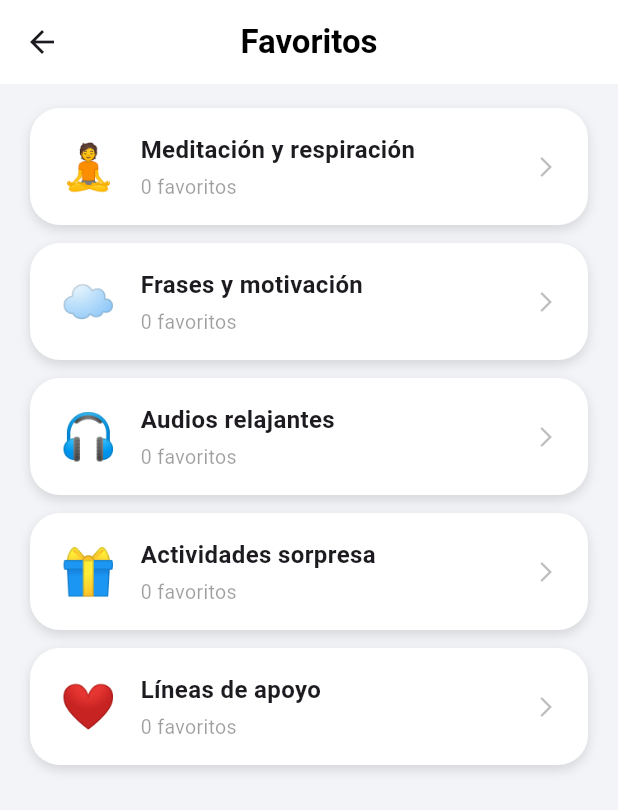
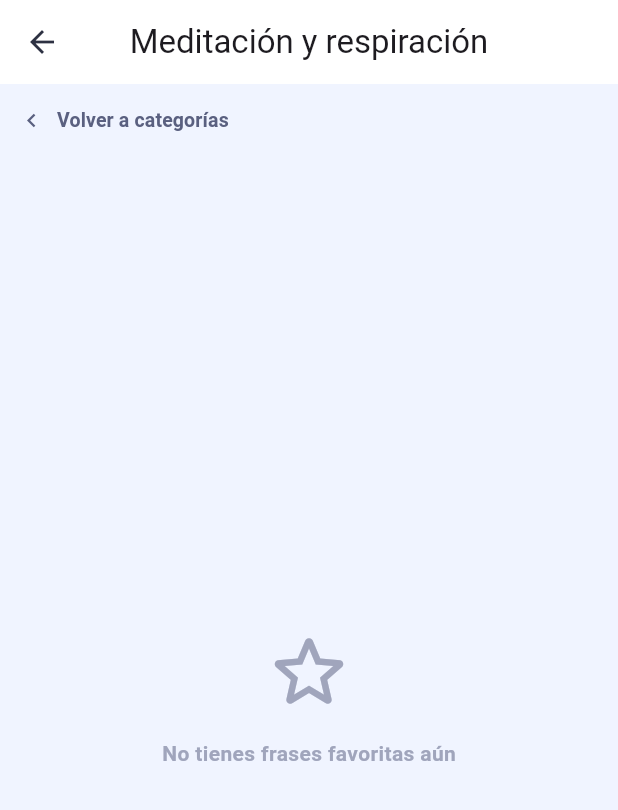
Before and after one commit to jeffersoncordobap/BLOOMIND, a Flutter app: the FavoritosScreen screen opened directly, after a tap on "☁️", on a phone screen of 412 x 824 dp. Shown: the top 810 px of the screen. Run offline on Flutter 3.47's test engine with Material 3 defaults, Android fonts, the phone set to English and light mode, and no system bars; our stand-ins replace fl_chart, just_audio, sqflite, table_calendar; missing offline and left inert: dart:ffi; accounts and stored records are empty.

Commit message:
ultima version 3

```diff
--- /dev/null
+++ b/lib/features/resourses/favorite_interfaz/frases_favorite_interfaz.dart
@@ -0,0 +1,230 @@
+import 'package:flutter/material.dart';
+import '../model/phrase.dart';
+import '../repository/resourse_repository.dart';
+import '../repository/resourse_repository_impl.dart';
+import '../contenido/frases_data.dart'; // tu lista de frases iniciales
+
+class FavoritasFrasesScreen extends StatefulWidget {
+  const FavoritasFrasesScreen({super.key});
+
+  @override
+  State<FavoritasFrasesScreen> createState() => _FavoritasFrasesScreenState();
+}
+
+class _FavoritasFrasesScreenState extends State<FavoritasFrasesScreen> {
+  final ResourseRepository _repository = ResourseRepositoryImpl();
+  final GlobalKey<AnimatedListState> _listKey = GlobalKey<AnimatedListState>();
+
+  List<ResourseFrases> _favoritas = [];
+  bool _loading = true;
+
+  @override
+  void initState() {
+    super.initState();
+    _cargarFavoritas();
+  }
+
+  Future<void> _cargarFavoritas() async {
+    try {
+      // 1️⃣ Inserta frases iniciales si no existen
+      final frasesExistentes = await _repository.getAllFrases();
+      for (String frase in frasesMotivacionales) {
+        bool existe = frasesExistentes.any((f) => f.contenido_frases == frase);
+        if (!existe) {
+          await _repository.createFrases(
+            ResourseFrases(contenido_frases: frase, favorita_frase: false),
+          );
+        }
+      }
+
+      // 2️⃣ Carga todas las frases y filtra solo las favoritas
+      final todas = await _repository.getAllFrases();
+      setState(() {
+        _favoritas = todas.where((f) => f.favorita_frase).toList();
+        _loading = false;
+      });
+    } catch (e) {
+      setState(() => _loading = false);
+      debugPrint("Error cargando favoritas: $e");
+    }
+  }
+
+  Future<void> _quitarFavorita(int index) async {
+    final frase = _favoritas[index];
+
+    // Animación: primero removemos de AnimatedList
+    _listKey.currentState?.removeItem(
+      index,
+      (context, animation) => _buildCard(frase, index, animation),
+      duration: const Duration(milliseconds: 300),
+    );
+
+    _favoritas.removeAt(index);
+
+    try {
+      final updated = ResourseFrases(
+        id_frases: frase.id_frases,
+        contenido_frases: frase.contenido_frases,
+        favorita_frase: false,
+      );
+      await _repository.updateFrase(updated);
+    } catch (e) {
+      // Revertir si falla
+      setState(() {
+        _favoritas.insert(index, frase);
+        _listKey.currentState?.insertItem(index);
+      });
+      debugPrint("Error actualizando DB: $e");
+    }
+  }
+
+  @override
+  Widget build(BuildContext context) {
+    return Scaffold(
+      backgroundColor: const Color(0xFFF0F4FF),
+      appBar: AppBar(
+        title: const Text("Meditación y respiración"),
+        centerTitle: true,
+        elevation: 0,
+        backgroundColor: Colors.white,
+        leading: IconButton(
+          icon: const Icon(Icons.arrow_back, color: Color(0xFF2D3142)),
+          onPressed: () => Navigator.pop(context),
+        ),
+      ),
+      body: Column(
+        crossAxisAlignment: CrossAxisAlignment.start,
+        children: [
+          TextButton.icon(
+            onPressed: () => Navigator.pop(context),
+            icon: const Icon(Icons.chevron_left, size: 18, color: Color(0xFF5A6080)),
+            label: const Text(
+              'Volver a categorías',
+              style: TextStyle(
+                color: Color(0xFF5A6080),
+                fontWeight: FontWeight.w600,
+                fontSize: 13,
+              ),
+            ),
+          ),
+          Expanded(child: _buildBody()),
+        ],
+      ),
+    );
+  }
+
+  Widget _buildBody() {
+    if (_loading) return _buildSkeletons();
+    if (_favoritas.isEmpty) return _buildEmpty();
+
+    return AnimatedList(
+      key: _listKey,
+      padding: const EdgeInsets.fromLTRB(16, 4, 16, 24),
+      initialItemCount: _favoritas.length,
+      itemBuilder: (context, index, animation) {
+        return _buildCard(_favoritas[index], index, animation);
+      },
+    );
+  }
+
+  Widget _buildCard(ResourseFrases frase, int index, Animation<double> animation) {
+    return SizeTransition(
+      sizeFactor: animation,
+      child: FadeTransition(
+        opacity: animation,
+        child: Card(
+          margin: const EdgeInsets.only(bottom: 12),
+          shape: RoundedRectangleBorder(borderRadius: BorderRadius.circular(16)),
+          elevation: 0,
+          color: Colors.white,
+          child: Padding(
+            padding: const EdgeInsets.fromLTRB(18, 16, 14, 16),
+            child: Row(
+              crossAxisAlignment: CrossAxisAlignment.start,
+              children: [
+                Expanded(
+                  child: Text(
+                    '"${frase.contenido_frases}"',
+                    style: const TextStyle(
+                      fontSize: 14,
+                      fontStyle: FontStyle.italic,
+                      color: Color(0xFF1A1D2E),
+                      height: 1.55,
+                    ),
+                  ),
+                ),
+                const SizedBox(width: 10),
+                GestureDetector(
+                  onTap: () => _quitarFavorita(index),
+                  child: Icon(
+                    frase.favorita_frase ? Icons.star : Icons.star_border,
+                    color: frase.favorita_frase ? Colors.amber[700] : Colors.grey[400],
+                    size: 24,
+                  ),
+                ),
+              ],
+            ),
+          ),
+        ),
+      ),
+    );
+  }
+
+  Widget _buildEmpty() {
+    return const Center(
+      child: Column(
+        mainAxisAlignment: MainAxisAlignment.center,
+        children: [
+          Icon(Icons.star_border_rounded, size: 64, color: Color(0xFFA0A5BC)),
+          SizedBox(height: 12),
+          Text(
+            'No tienes frases favoritas aún',
+            style: TextStyle(
+              color: Color(0xFFA0A5BC),
+              fontWeight: FontWeight.w600,
+              fontSize: 14,
+            ),
+          ),
+        ],
+      ),
+    );
+  }
+
+  Widget _buildSkeletons() {
+    return ListView.builder(
+      padding: const EdgeInsets.fromLTRB(16, 4, 16, 24),
+      itemCount: 3,
+      itemBuilder: (_, __) => Card(
+        margin: const EdgeInsets.only(bottom: 12),
+        shape: RoundedRectangleBorder(borderRadius: BorderRadius.circular(16)),
+        elevation: 0,
+        color: Colors.white,
+        child: Padding(
+          padding: const EdgeInsets.all(16),
+          child: Column(
+            crossAxisAlignment: CrossAxisAlignment.start,
+            children: [
+              Container(
+                  height: 10,
+                  width: double.infinity,
+                  decoration: BoxDecoration(
+                      color: Colors.grey[200], borderRadius: BorderRadius.circular(6))),
+              const SizedBox(height: 8),
+              Container(
+                  height: 10,
+                  width: 200,
+                  decoration: BoxDecoration(
+                      color: Colors.grey[200], borderRadius: BorderRadius.circular(6))),
+              const SizedBox(height: 8),
+              Container(
+                  height: 10,
+                  width: 140,
+                  decoration: BoxDecoration(
+                      color: Colors.grey[200], borderRadius: BorderRadius.circular(6))),
+            ],
+          ),
+        ),
+      ),
+    );
+  }
+}
--- a/lib/features/resourses/presentation/resourses_screen_favorito.dart
+++ b/lib/features/resourses/presentation/resourses_screen_favorito.dart
@@ -1,7 +1,8 @@
+import 'package:bloomind/features/resourses/favorite_interfaz/meditation_favorite_interfaz.dart';
 import 'package:flutter/material.dart';
 import '../repository/resourse_repository.dart';
 import '../repository/resourse_repository_impl.dart';
-
+import '../favorite_interfaz/frases_favorite_interfaz.dart';
 class FavoritosScreen extends StatefulWidget {
   const FavoritosScreen({super.key});
 
@@ -51,10 +52,15 @@ class _FavoritosScreenState extends State<FavoritosScreen> {
               emoji: '🧘',
               nombre: 'Meditación y respiración',
               count: 0,
-              onTap: () {
-                // COMPAÑERO A: Conecta aquí tu pantalla
-                print("Navegando a Meditación...");
-              },
+                onTap: () {
+              Navigator.push(
+                context,
+                MaterialPageRoute(
+                  builder: (context) => const widget_meditacion_favorite()
+                ),
+              );
+                },
+
             ),
             const SizedBox(height: 12),
 
@@ -64,9 +70,13 @@ class _FavoritosScreenState extends State<FavoritosScreen> {
               nombre: 'Frases y motivación',
               count: 0,
               onTap: () {
-                // COMPAÑERO B: Conecta aquí tu pantalla
-                print("Navegando a Frases...");
-              },
+              Navigator.push(
+                context,
+                MaterialPageRoute(
+                  builder: (context) => const FavoritasFrasesScreen()
+                ),
+              );
+                },
             ),
             const SizedBox(height: 12),
 
```
Also changed, not shown: lib/features/resourses/favorite_interfaz/meditation_favorite_interfaz.dart (added, +252 -0 lines).
